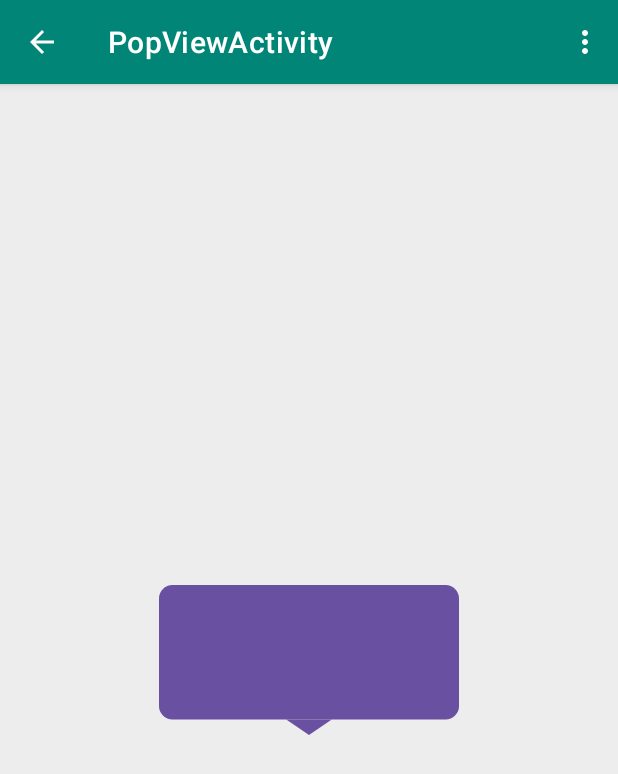
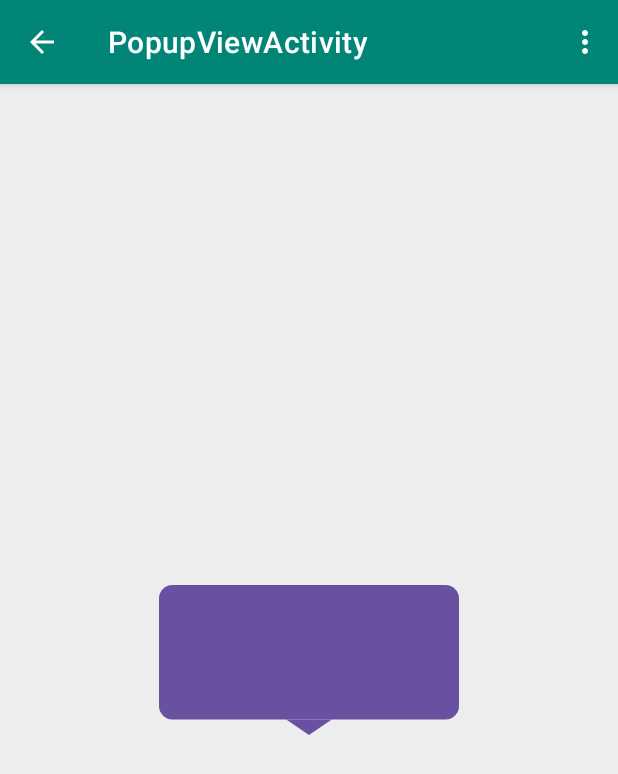
Before and after one commit to HanQingZhen-JayHan/CustomerView-Kotlin, an Android app: the PopupViewActivity screen opened directly, with no data from a screen before it, on a phone screen of 412 x 824 dp. Shown: the top 774 px of the screen. Run offline under Robolectric (Android 15) with nearby library versions, the phone set to English and light mode, and no system bars.

Commit message:
rename some file names

```diff
--- a/app/src/main/AndroidManifest.xml
+++ b/app/src/main/AndroidManifest.xml
@@ -21,8 +21,8 @@
 
 		<activity android:name=".show.GeometricActivity" />
 		<activity android:name=".show.CircleViewActivity" />
-		<activity android:name=".show.LineCharViewActivity" />
-		<activity android:name=".show.PopViewActivity" />
+		<activity android:name=".show.LineChartViewActivity" />
+		<activity android:name=".show.PopupViewActivity" />
 		<activity android:name=".show.ArcMenuLayoutActivity" />
 		<activity android:name=".show.BezierCurveActivity" />
 		<activity android:name=".show.BezierCurveCircleViewActivity" />
--- a/app/src/main/java/com/jay/kotlin/customerview/show/LineCharViewActivity.kt
+++ b/app/src/main/java/com/jay/kotlin/customerview/show/LineChartViewActivity.kt
@@ -7,7 +7,7 @@ import com.jay.kotlin.customerview.customer.LineChartView
 import com.jay.kotlin.customerview.utils.ScreenUtils
 import kotlin.random.Random
 
-class LineCharViewActivity : BaseActivity() {
+class LineChartViewActivity : BaseActivity() {
 
     override fun showCustomerView(): View {
         val view = LineChartView(this)
--- a/app/src/main/java/com/jay/kotlin/customerview/show/PopViewActivity.kt
+++ b/app/src/main/java/com/jay/kotlin/customerview/show/PopupViewActivity.kt
@@ -4,7 +4,7 @@ import android.view.View
 import com.jay.kotlin.customerview.customer.PopupView
 import com.jay.kotlin.customerview.utils.ScreenUtils
 
-class PopViewActivity : BaseActivity() {
+class PopupViewActivity : BaseActivity() {
 
     override fun showCustomerView(): View {
         val view = PopupView(this)
--- a/app/src/main/java/com/jay/kotlin/customerview/ui/dashboard/DashboardViewModel.kt
+++ b/app/src/main/java/com/jay/kotlin/customerview/ui/dashboard/DashboardViewModel.kt
@@ -95,7 +95,7 @@ class DashboardViewModel : ViewModel() {
             )
             list.add(
                 ItemEntity(
-                    LineCharViewActivity::class.java,
+                    LineChartViewActivity::class.java,
                     R.drawable.ic_launcher_background,
                     "Line Chart View",
                     "test"
@@ -111,7 +111,7 @@ class DashboardViewModel : ViewModel() {
             )
             list.add(
                 ItemEntity(
-                    PopViewActivity::class.java,
+                    PopupViewActivity::class.java,
                     R.drawable.ic_launcher_background,
                     "Popup View",
                     "test"
```
